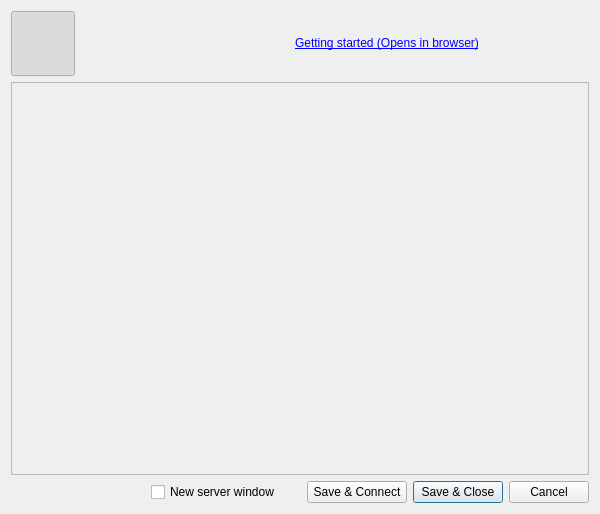
Before: the Qt Designer form iconfig.ui in daniel-Jones/IdealIRC, drawn with Qt 5.
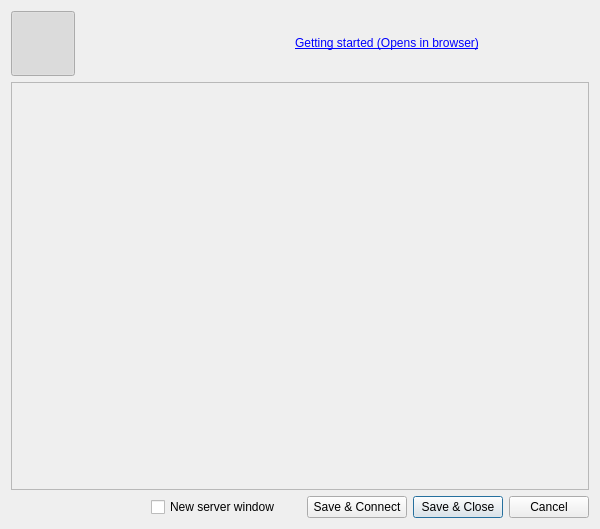
After: the same form once the commit is applied. Icons and pictures are not drawn.

Diff of the .ui file:
```diff
--- a/iconfig.ui
+++ b/iconfig.ui
@@ -7,7 +7,7 @@
     <x>0</x>
     <y>0</y>
     <width>600</width>
-    <height>514</height>
+    <height>529</height>
    </rect>
   </property>
   <property name="minimumSize">
```
